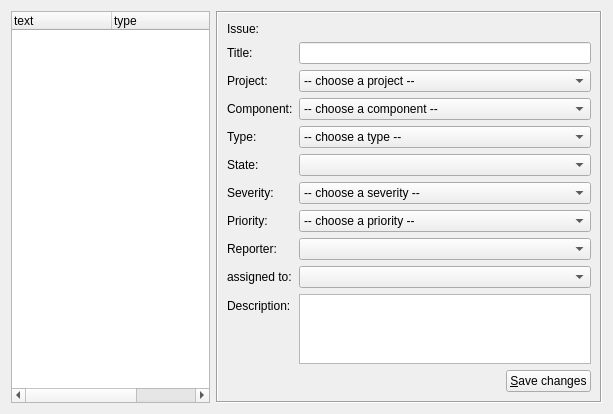
Wolframe/wolfzilla, file client/forms/init.ui: the form before one commit.
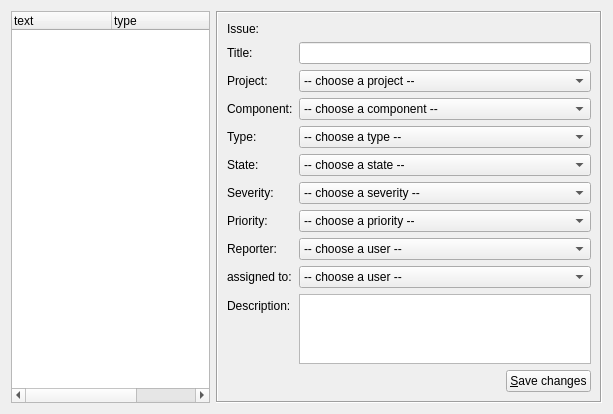
The form after the commit. The open tabs and pages were chosen to show the change. Icons and pictures are not drawn.

What changed in the file:
```diff
--- a/client/forms/init.ui
+++ b/client/forms/init.ui
@@ -1225,6 +1225,11 @@
          <property name="answer" stdset="0">
           <string>IssueStatusList stati { status[] { id={item.id}; name {{item.text}}; icon {{item.icon}} }</string>
          </property>
+         <item>
+          <property name="text">
+           <string>-- choose a state --</string>
+          </property>
+         </item>
         </widget>
        </item>
        <item row="6" column="0">
@@ -1301,6 +1306,11 @@
          <property name="action:refreshUsers" stdset="0">
           <string>listUsers users { }</string>
          </property>
+         <item>
+          <property name="text">
+           <string>-- choose a user --</string>
+          </property>
+         </item>
         </widget>
        </item>
        <item row="9" column="0">
@@ -1327,6 +1337,11 @@
          <property name="action:refreshUsers" stdset="0">
           <string>listUsers users { }</string>
          </property>
+         <item>
+          <property name="text">
+           <string>-- choose a user --</string>
+          </property>
+         </item>
         </widget>
        </item>
        <item row="10" column="0">
```
Left out of the diff: 33 changed lines with no effect on the pictures.
